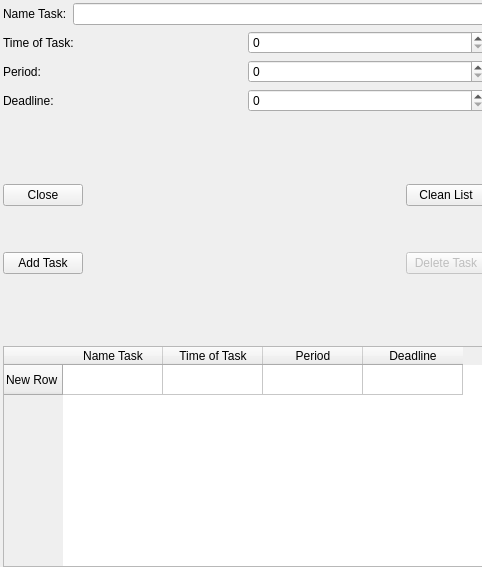
feichay10/Cliente-Proyecto-Final-SOA, file addtask.ui: the form before one commit.
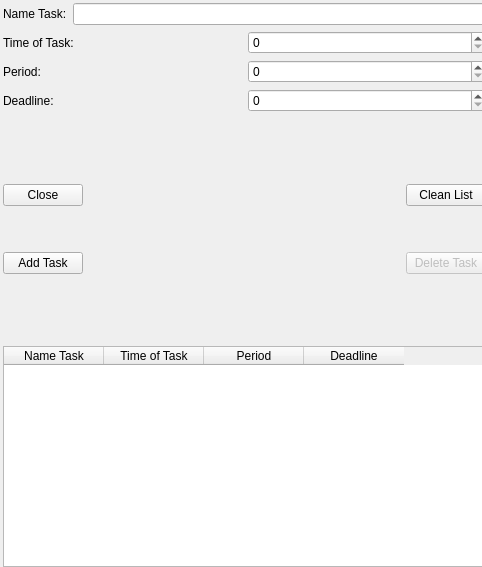
The form after the commit.

Commit message: AddTask button for table; DeleteTask not functional yet

The edit to the form file:
```diff
--- a/addtask.ui
+++ b/addtask.ui
@@ -31,7 +31,7 @@
   <property name="windowTitle">
    <string>Form</string>
   </property>
-  <widget class="QWidget" name="">
+  <widget class="QWidget" name="layoutWidget">
    <property name="geometry">
     <rect>
      <x>3</x>
@@ -245,11 +245,6 @@
         <height>221</height>
        </size>
       </property>
-      <row>
-       <property name="text">
-        <string>New Row</string>
-       </property>
-      </row>
       <column>
        <property name="text">
         <string>Name Task</string>
```
The commit also changes 1 other file.
